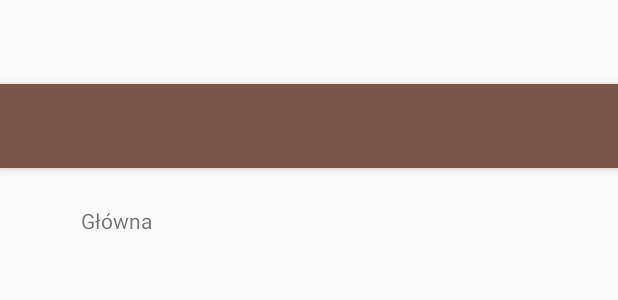
After one commit to Nekromancer/DogSociety, an Android app: the layout activity_main.xml on its own in the app's theme, with its tools: preview values and no code run, on a phone screen of 412 x 824 dp. The commit adds this screen. Shown: the top 300 px of the screen. Run offline under Robolectric (Android 15) with nearby library versions, the phone set to English and light mode, and no system bars.

Commit message:
Big commit
+ MainActivity with Navigation Drawer
+ Licenses dialog
+ Dagger 2 compatibility
+ SplashActivity tests
+ Authorization interface

```diff
--- /dev/null
+++ b/app/src/main/res/layout/activity_main.xml
@@ -0,0 +1,53 @@
+<?xml version="1.0" encoding="utf-8"?>
+<android.support.design.widget.CoordinatorLayout
+    xmlns:android="http://schemas.android.com/apk/res/android"
+    xmlns:app="http://schemas.android.com/apk/res-auto"
+    xmlns:tools="http://schemas.android.com/tools"
+    android:layout_width="match_parent"
+    android:layout_height="match_parent"
+    android:fitsSystemWindows="true"
+    tools:context="pl.ownvision.dogsociety.activities.MainActivity">
+
+    <android.support.design.widget.AppBarLayout
+        android:layout_width="match_parent"
+        android:layout_height="wrap_content"
+        android:theme="@style/AppTheme.AppBarOverlay">
+
+        <android.support.v7.widget.Toolbar
+            android:id="@+id/toolbar"
+            android:layout_width="match_parent"
+            android:layout_height="?attr/actionBarSize"
+            android:background="?attr/colorPrimary"
+            app:popupTheme="@style/AppTheme.PopupOverlay" />
+
+    </android.support.design.widget.AppBarLayout>
+
+    <android.support.v4.widget.DrawerLayout
+        android:layout_width="match_parent"
+        android:layout_height="match_parent"
+        android:id="@+id/drawer_layout">
+
+        <TextView
+            android:layout_width="wrap_content"
+            android:layout_height="wrap_content"
+            android:text="Główna"
+            android:id="@+id/textView"
+            android:layout_alignParentTop="true"
+            android:layout_alignParentLeft="true"
+            android:layout_alignParentStart="true"
+            android:layout_marginLeft="54dp"
+            android:layout_marginStart="54dp"
+            android:layout_marginTop="81dp" />
+
+        <android.support.design.widget.NavigationView
+            android:id="@+id/navigation_view"
+            android:layout_width="wrap_content"
+            android:layout_height="match_parent"
+            android:layout_gravity="start"
+            android:layout_marginTop="?attr/actionBarSize"
+            app:menu="@menu/drawer"/>
+
+    </android.support.v4.widget.DrawerLayout>
+
+
+</android.support.design.widget.CoordinatorLayout>
--- /dev/null
+++ b/app/src/main/res/menu/drawer.xml
@@ -0,0 +1,16 @@
+<?xml version="1.0" encoding="utf-8"?>
+<menu xmlns:android="http://schemas.android.com/apk/res/android">
+    <group android:id="@+id/grp_navigation" android:checkableBehavior="single">
+        <item
+            android:id="@+id/navigation_1"
+            android:icon="@drawable/logo"
+            android:title="test"/>
+    </group>
+
+    <group android:id="@+id/grp_actions" android:checkableBehavior="none">
+        <item
+            android:id="@+id/navigation_libraries"
+            android:icon="@drawable/logo"
+            android:title="Biblioteki"/>
+    </group>
+</menu>
--- a/app/src/main/res/values/strings.xml
+++ b/app/src/main/res/values/strings.xml
@@ -9,4 +9,6 @@
     <string name="enter_valid_password">Hasło powinno mieć między 4 a 15 znaków alfanumerycznych</string>
     <string name="failed_login">Błąd podczas logowania</string>
     <string name="authorizing_progress">Trwa autoryzacja...</string>
+    <string name="drawer_open">open</string>
+    <string name="drawer_close">close</string>
 </resources>
```
Also changed, not shown: app/build.gradle (+25 -4 lines), app/src/main/AndroidManifest.xml (+10 -4 lines), app/src/main/java/pl/ownvision/dogsociety/AndroidModule.kt (added, +18 -0 lines), app/src/main/java/pl/ownvision/dogsociety/ApplicationComponent.kt (added, +13 -0 lines), app/src/main/java/pl/ownvision/dogsociety/MainApplication.kt (+8 -2 lines), app/src/main/java/pl/ownvision/dogsociety/activities/MainActivity.kt (added, +60 -0 lines), app/src/main/java/pl/ownvision/dogsociety/activities/SplashActivity.kt (+10 -5 lines), app/src/main/java/pl/ownvision/dogsociety/authorization/Authorization.kt (added, +9 -0 lines), app/src/main/java/pl/ownvision/dogsociety/authorization/ParseAuthorization.kt (added, +21 -0 lines), app/src/main/res/raw/notices.xml (added, +66 -0 lines), 4 other files.
